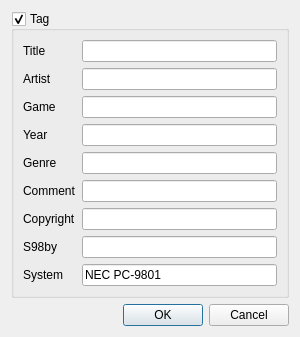
Old version of the form BambooTracker/gui/s98_export_settings_dialog.ui in the repository BambooTracker/BambooTracker.
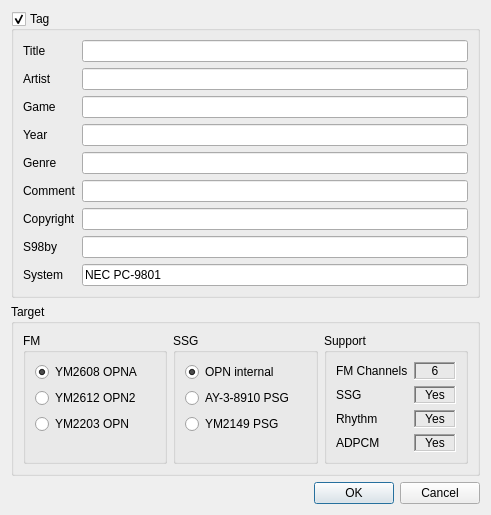
New version of the form.

Commit message: Add export targets to S98

```diff
--- a/BambooTracker/gui/s98_export_settings_dialog.ui
+++ b/BambooTracker/gui/s98_export_settings_dialog.ui
@@ -6,14 +6,14 @@
    <rect>
     <x>0</x>
     <y>0</y>
-    <width>300</width>
-    <height>320</height>
+    <width>491</width>
+    <height>501</height>
    </rect>
   </property>
   <property name="windowTitle">
    <string>S98 export settings</string>
   </property>
-  <layout class="QVBoxLayout" name="verticalLayout">
+  <layout class="QVBoxLayout" name="verticalLayout_3">
    <item>
     <widget class="QGroupBox" name="tagGroupBox">
      <property name="title">
@@ -120,6 +120,220 @@
      </layout>
     </widget>
    </item>
+   <item>
+    <widget class="QGroupBox" name="groupBox">
+     <property name="title">
+      <string>Target</string>
+     </property>
+     <layout class="QHBoxLayout" name="horizontalLayout">
+      <item>
+       <widget class="QGroupBox" name="groupBox_2">
+        <property name="title">
+         <string>FM</string>
+        </property>
+        <layout class="QVBoxLayout" name="verticalLayout">
+         <item>
+          <widget class="QRadioButton" name="ym2608RadioButton">
+           <property name="text">
+            <string>YM2608 OPNA</string>
+           </property>
+           <property name="checked">
+            <bool>true</bool>
+           </property>
+          </widget>
+         </item>
+         <item>
+          <widget class="QRadioButton" name="ym2612RadioButton">
+           <property name="text">
+            <string>YM2612 OPN2</string>
+           </property>
+          </widget>
+         </item>
+         <item>
+          <widget class="QRadioButton" name="ym2203RadioButton">
+           <property name="text">
+            <string>YM2203 OPN</string>
+           </property>
+          </widget>
+         </item>
+         <item>
+          <spacer name="verticalSpacer">
+           <property name="orientation">
+            <enum>Qt::Vertical</enum>
+           </property>
+           <property name="sizeHint" stdset="0">
+            <size>
+             <width>20</width>
+             <height>40</height>
+            </size>
+           </property>
+          </spacer>
+         </item>
+        </layout>
+       </widget>
+      </item>
+      <item>
+       <widget class="QGroupBox" name="groupBox_3">
+        <property name="title">
+         <string>SSG</string>
+        </property>
+        <layout class="QVBoxLayout" name="verticalLayout_2">
+         <item>
+          <widget class="QRadioButton" name="internalSsgRadioButton">
+           <property name="text">
+            <string>OPN internal</string>
+           </property>
+           <property name="checked">
+            <bool>true</bool>
+           </property>
+          </widget>
+         </item>
+         <item>
+          <widget class="QRadioButton" name="ay8910PsgRadioButton">
+           <property name="text">
+            <string>AY-3-8910 PSG</string>
+           </property>
+          </widget>
+         </item>
+         <item>
+          <widget class="QRadioButton" name="ym2149PsgRadioButton">
+           <property name="text">
+            <string>YM2149 PSG</string>
+           </property>
+          </widget>
+         </item>
+         <item>
+          <spacer name="verticalSpacer_2">
+           <property name="orientation">
+            <enum>Qt::Vertical</enum>
+           </property>
+           <property name="sizeHint" stdset="0">
+            <size>
+             <width>20</width>
+             <height>40</height>
+            </size>
+           </property>
+          </spacer>
+         </item>
+        </layout>
+       </widget>
+      </item>
+      <item>
+       <widget class="QGroupBox" name="groupBox_4">
+        <property name="title">
+         <string>Support</string>
+        </property>
+        <layout class="QFormLayout" name="formLayout">
+         <item row="0" column="0">
+          <widget class="QLabel" name="label">
+           <property name="text">
+            <string>FM Channels</string>
+           </property>
+          </widget>
+         </item>
+         <item row="0" column="1">
+          <widget class="QLabel" name="supportFmChannelsLabel">
+           <property name="frameShape">
+            <enum>QFrame::WinPanel</enum>
+           </property>
+           <property name="frameShadow">
+            <enum>QFrame::Sunken</enum>
+           </property>
+           <property name="text">
+            <string notr="true">6</string>
+           </property>
+           <property name="textFormat">
+            <enum>Qt::PlainText</enum>
+           </property>
+           <property name="alignment">
+            <set>Qt::AlignCenter</set>
+           </property>
+          </widget>
+         </item>
+         <item row="1" column="0">
+          <widget class="QLabel" name="label_4">
+           <property name="text">
+            <string>SSG</string>
+           </property>
+          </widget>
+         </item>
+         <item row="1" column="1">
+          <widget class="QLabel" name="supportSsgLabel">
+           <property name="frameShape">
+            <enum>QFrame::WinPanel</enum>
+           </property>
+           <property name="frameShadow">
+            <enum>QFrame::Sunken</enum>
+           </property>
+           <property name="text">
+            <string>Yes</string>
+           </property>
+           <property name="textFormat">
+            <enum>Qt::PlainText</enum>
+           </property>
+           <property name="alignment">
+            <set>Qt::AlignCenter</set>
+           </property>
+          </widget>
+         </item>
+         <item row="2" column="0">
+          <widget class="QLabel" name="label_6">
+           <property name="text">
+            <string>Rhythm</string>
+           </property>
+          </widget>
+         </item>
+         <item row="2" column="1">
+          <widget class="QLabel" name="supportRhythmLabel">
+           <property name="frameShape">
+            <enum>QFrame::WinPanel</enum>
+           </property>
+           <property name="frameShadow">
+            <enum>QFrame::Sunken</enum>
+           </property>
+           <property name="text">
+            <string>Yes</string>
+           </property>
+           <property name="textFormat">
+            <enum>Qt::PlainText</enum>
+           </property>
+           <property name="alignment">
+            <set>Qt::AlignCenter</set>
+           </property>
+          </widget>
+         </item>
+         <item row="3" column="0">
+          <widget class="QLabel" name="label_7">
+           <property name="text">
+            <string>ADPCM</string>
+           </property>
+          </widget>
+         </item>
+         <item row="3" column="1">
+          <widget class="QLabel" name="supportAdpcmLabel">
+           <property name="frameShape">
+            <enum>QFrame::WinPanel</enum>
+           </property>
+           <property name="frameShadow">
+            <enum>QFrame::Sunken</enum>
+           </property>
+           <property name="text">
+            <string>Yes</string>
+           </property>
+           <property name="textFormat">
+            <enum>Qt::PlainText</enum>
+           </property>
+           <property name="alignment">
+            <set>Qt::AlignCenter</set>
+           </property>
+          </widget>
+         </item>
+        </layout>
+       </widget>
+      </item>
+     </layout>
+    </widget>
+   </item>
    <item>
     <widget class="QDialogButtonBox" name="buttonBox">
      <property name="orientation">
```
The commit also changes 9 other files.
